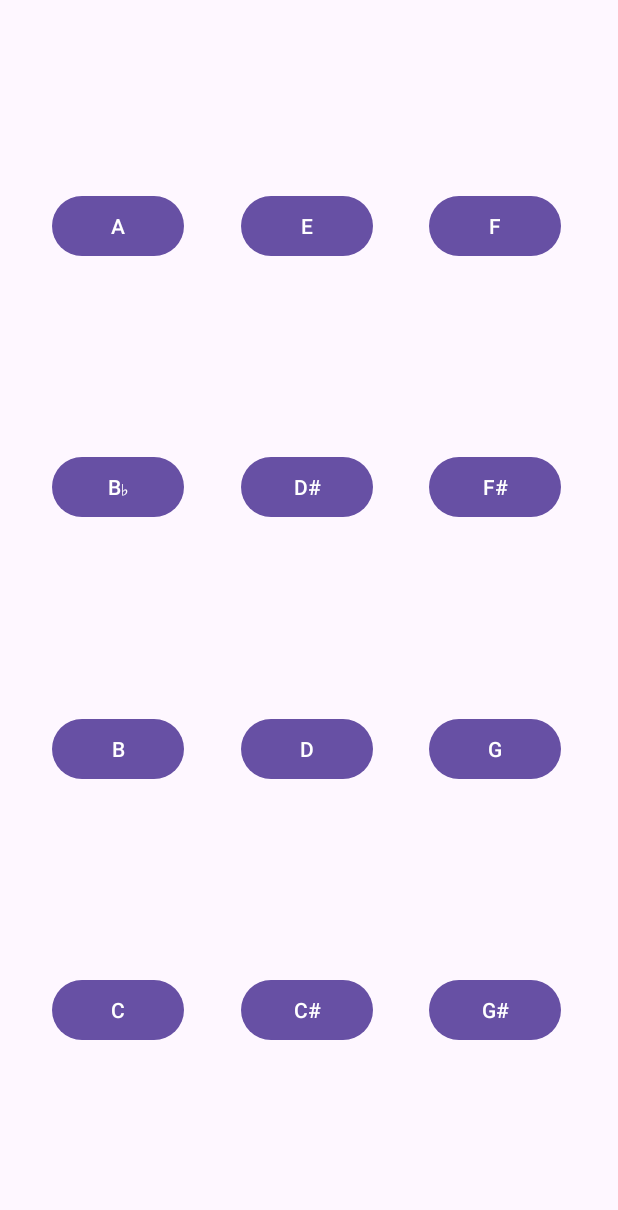
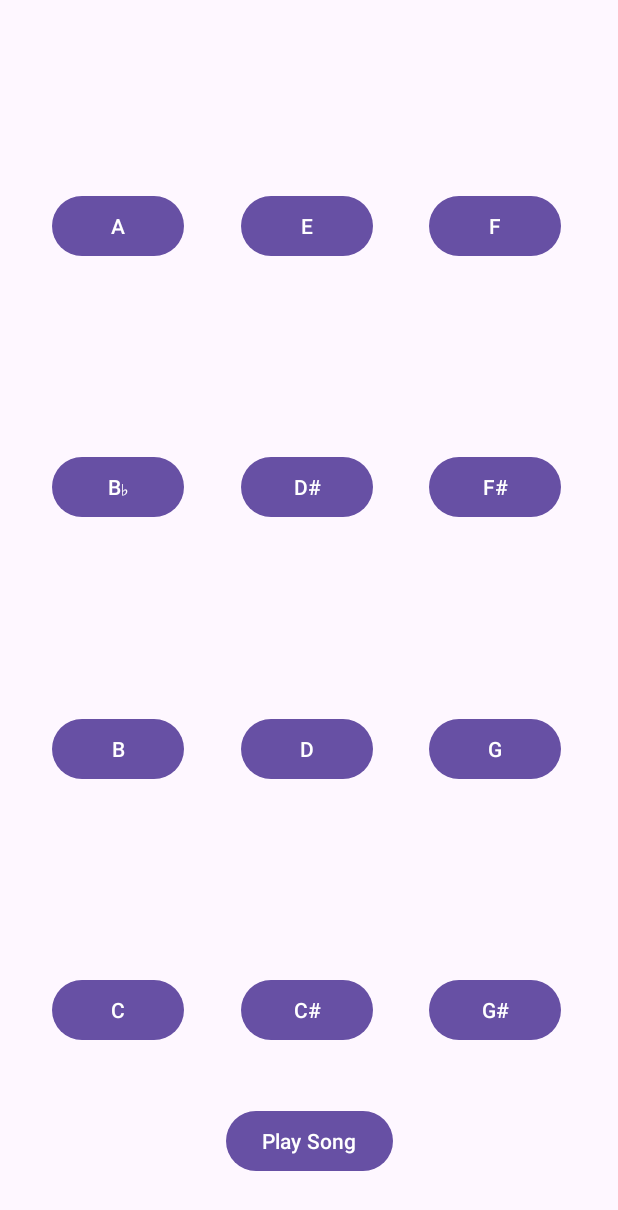
Before and after one commit to Universe84/SoundboardStarter, an Android app: the screen it shows after launch (MainActivity), on a phone screen of 412 x 824 dp. Shown: the top 1210 px of the screen. Run offline under Robolectric (Android 15) with nearby library versions, the phone set to English and light mode, and no system bars.

Commit message:
first commit

```diff
--- a/app/src/main/res/layout/activity_main.xml
+++ b/app/src/main/res/layout/activity_main.xml
@@ -145,4 +145,16 @@
         app:layout_constraintStart_toEndOf="@+id/button_main_dS"
         app:layout_constraintTop_toBottomOf="@+id/button_main_f"
         app:layout_constraintVertical_bias="0.5" />
+
+    <Button
+        android:id="@+id/button_main_play_song"
+        android:layout_width="wrap_content"
+        android:layout_height="wrap_content"
+        android:text="@string/play_song"
+        app:layout_constraintBottom_toBottomOf="parent"
+        app:layout_constraintEnd_toEndOf="parent"
+        app:layout_constraintHorizontal_bias="0.5"
+        app:layout_constraintStart_toStartOf="parent"
+        app:layout_constraintTop_toBottomOf="@+id/button_main_cS"
+        app:layout_constraintVertical_bias="0.5" />
 </androidx.constraintlayout.widget.ConstraintLayout>
--- a/app/src/main/res/values/strings.xml
+++ b/app/src/main/res/values/strings.xml
@@ -12,4 +12,5 @@
     <string name="fS_note">F#</string>
     <string name="g_note">G</string>
     <string name="gS_note">G#</string>
+    <string name="play_song">Play Song</string>
 </resources>
```
Also changed, not shown: app/src/main/java/com/example/soundboardstarter/MainActivity.kt (+43 -14 lines).
